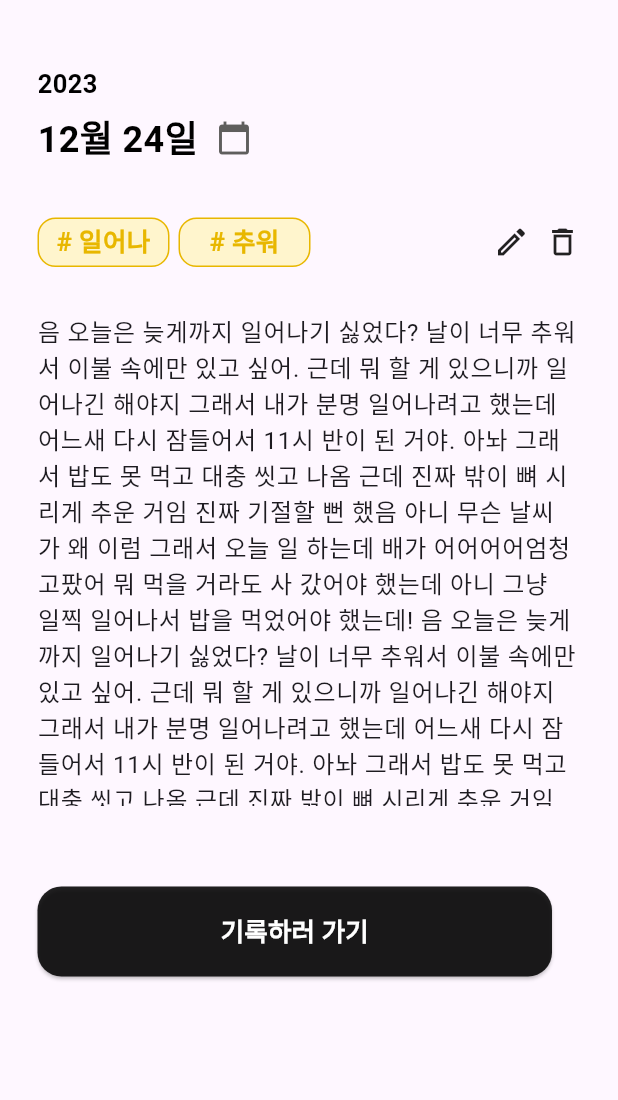
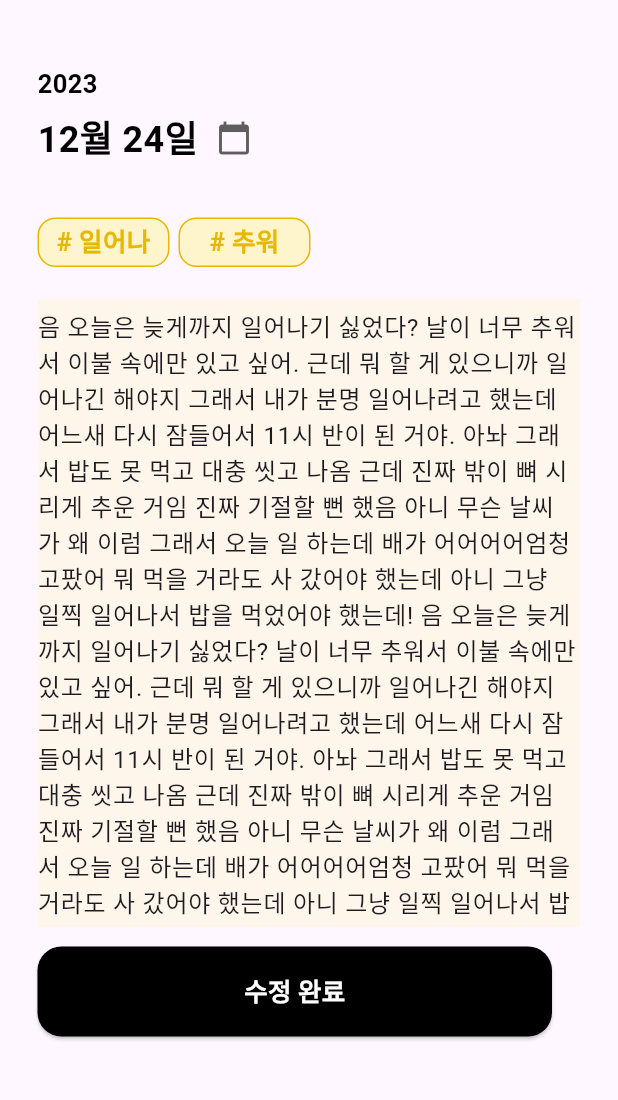
Before and after one commit to GwangjinJeong1/ddgood, a Flutter app: the DiaryEditPage screen opened directly, on a phone screen of 412 x 824 dp, the part 84-1184 px from its top. Run offline on Flutter 3.47's test engine with Material 3 defaults, Android fonts, the phone set to English and light mode, and no system bars; our stand-ins replace lottie, table_calendar; Roboto replaces fonts that are missing (Pretendard-Medium).

Commit message:
complete edit

```diff
--- a/lib/edit.dart
+++ b/lib/edit.dart
@@ -139,25 +139,17 @@ class _DiaryEditPageState extends State<DiaryEditPage> {
                       ),
                     ),
                   ),
-                  const Spacer(),
-                  GestureDetector(
-                      onTap: () {}, child: const Icon(Icons.edit_outlined)),
-                  const SizedBox(width: 10),
-                  const Icon(Icons.delete_outline)
                 ],
               ),
-              const SizedBox(height: 16),
+              const SizedBox(height: 21),
               Container(
-                padding: const EdgeInsets.only(top: 8),
-                height: 343,
+                height: 419,
                 width: 364,
-                color: Colors.transparent, // 연두색 설정
-                child: SingleChildScrollView(
-                  child: Column(
-                    mainAxisAlignment: MainAxisAlignment.start,
-                    crossAxisAlignment: CrossAxisAlignment.start,
-                    children: [
-                      TextFormField(
+                color: const Color.fromRGBO(255, 245, 205, 0.4),
+                child: Stack(
+                  children: [
+                    SingleChildScrollView(
+                      child: TextFormField(
                         key: const ValueKey(1),
                         maxLines: null,
                         decoration: const InputDecoration(
@@ -172,28 +164,24 @@ class _DiaryEditPageState extends State<DiaryEditPage> {
                         onChanged: (value) {},
                         onSaved: (value) {},
                       ),
-                    ],
-                  ),
+                    ),
+                  ],
                 ),
               ),
-              const SizedBox(height: 54),
+              const SizedBox(height: 13),
               SizedBox(
                 width: 343,
                 height: 60,
                 child: ElevatedButton(
                   onPressed: () {
-                    Navigator.push(
-                      context,
-                      MaterialPageRoute(
-                          builder: (context) => const DiaryPage()),
-                    );
+                    Navigator.pop(context);
                   },
                   style: ElevatedButton.styleFrom(
                       shape: RoundedRectangleBorder(
                           borderRadius: BorderRadius.circular(16)),
-                      backgroundColor: Colors.black87),
+                      backgroundColor: Colors.black),
                   child: const Text(
-                    '기록하러 가기',
+                    '수정 완료',
                     style: TextStyle(
                         fontSize: 17,
                         fontWeight: FontWeight.w600,
```
